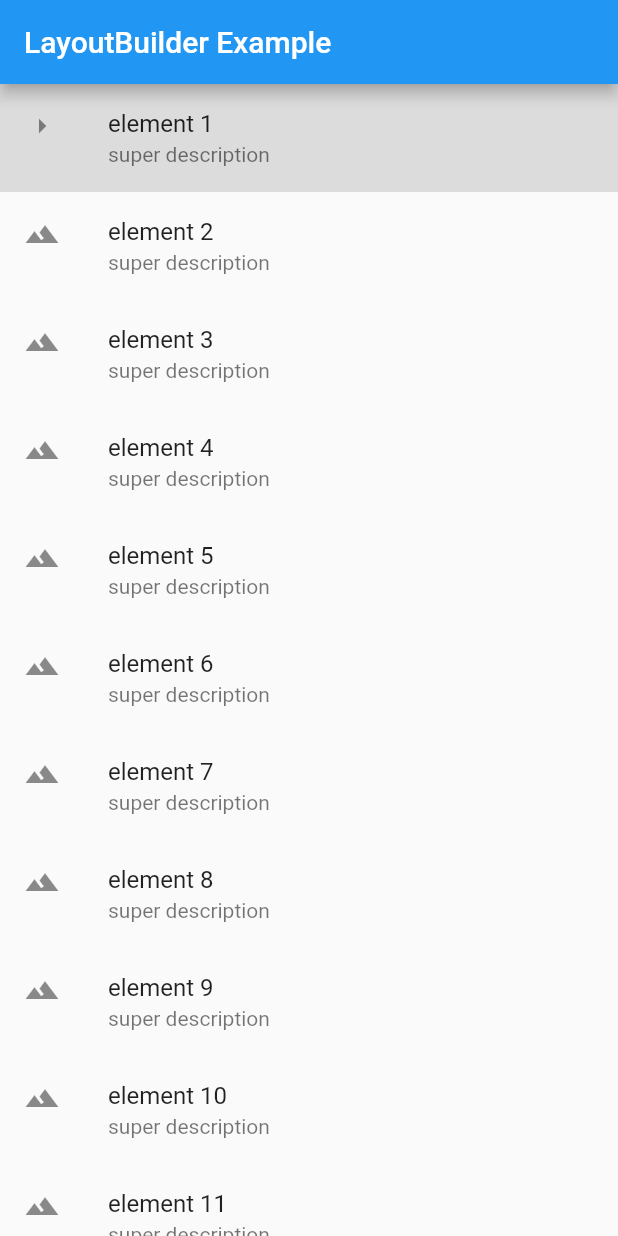
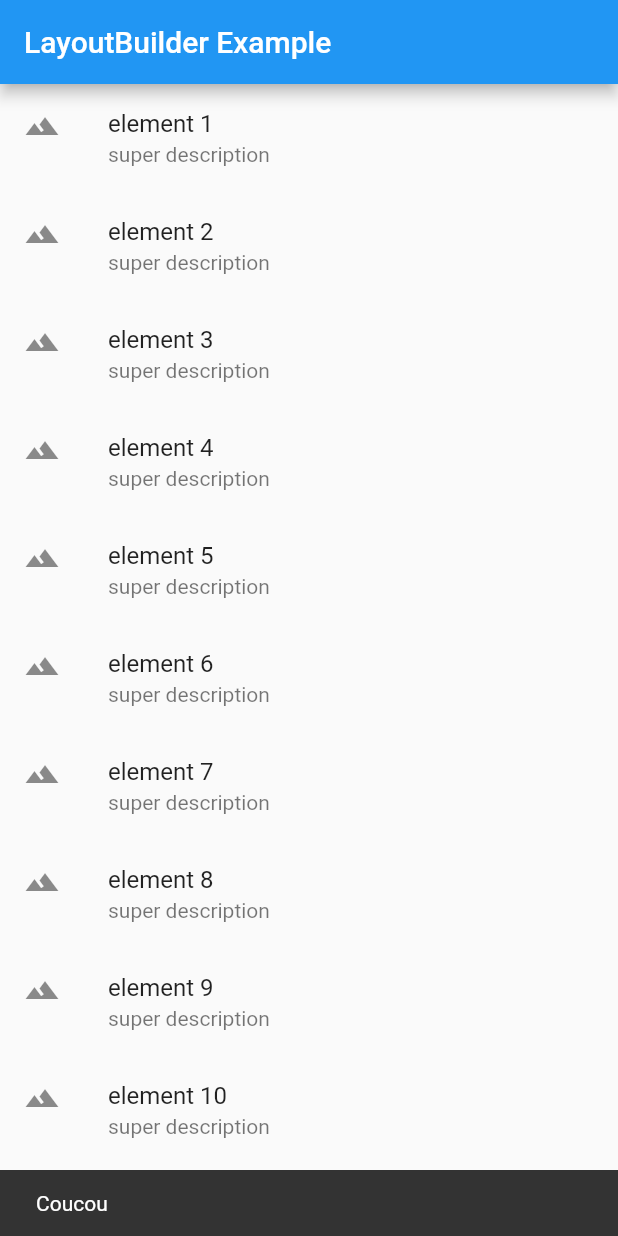
Before and after one commit to departement-info-cem/5N6-mobile-2-Ancien, a Flutter app: the screen it shows after launch, after a tap on an icon or button, on a phone screen of 412 x 824 dp. Run offline on Flutter 3.47's test engine with Material 2 defaults, Android fonts, the phone set to English and light mode, and no system bars.

Commit message:
ajout d'un bool pour reagir au clic

```diff
--- a/portrait_paysage/lib/main.dart
+++ b/portrait_paysage/lib/main.dart
@@ -34,14 +34,14 @@ class _PortaitPaysageState extends State<PortaitPaysage> {
           if (orientation == Orientation.landscape) {
             return _buildWideContainers();
           } else {
-            return _buildNormalContainer();
+            return _buildNormalContainer(false);
           }
         },
       ),
     );
   }
 
-  Widget _buildNormalContainer() {
+  Widget _buildNormalContainer(bool avecDeuxPanneaux) {
     return ListView(
       children: liste.map(
         (e) => ListTile(
@@ -50,8 +50,13 @@ class _PortaitPaysageState extends State<PortaitPaysage> {
           title: Text(e),
           subtitle: Text('super description'),
           onTap: () {
-            this._selected = e;                     // la reaction a la selection va se faire au setState
-            setState(() {});
+            if (avecDeuxPanneaux) {
+              this._selected = e;                     // la reaction a la selection va se faire au setState
+              setState(() {});
+            } else {
+              // TODO ecrire le code pour passer a un autre ecran de detail de l'objet selectionne
+              ScaffoldMessenger.of(context).showSnackBar(SnackBar(content: Text('Coucou')));
+            }
           },
         )
       ).toList()
@@ -63,7 +68,7 @@ class _PortaitPaysageState extends State<PortaitPaysage> {
       child: Row(
         mainAxisAlignment: MainAxisAlignment.spaceEvenly,
         children: <Widget>[
-          Expanded(child: _buildNormalContainer()),        // reutilise la liste pour la partie gauche
+          Expanded(child: _buildNormalContainer(true)),        // reutilise la liste pour la partie gauche
           Expanded(
             flex: 2,
             child: this._selected == null ?                 // si on n'a rien de selectionne
```
